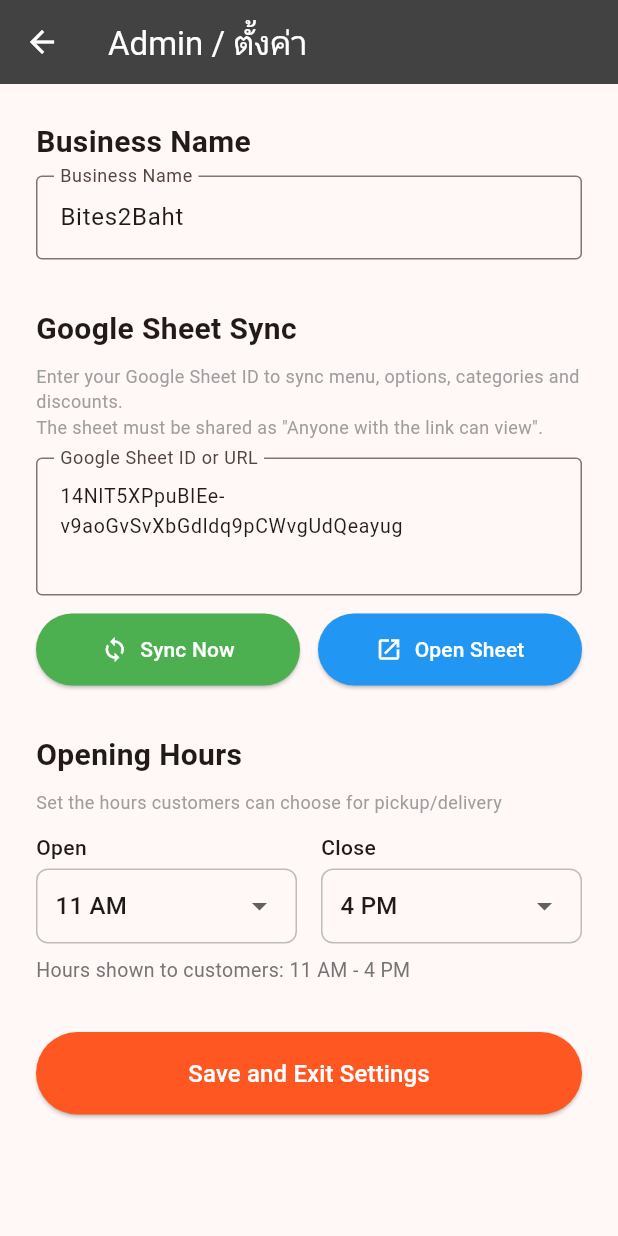
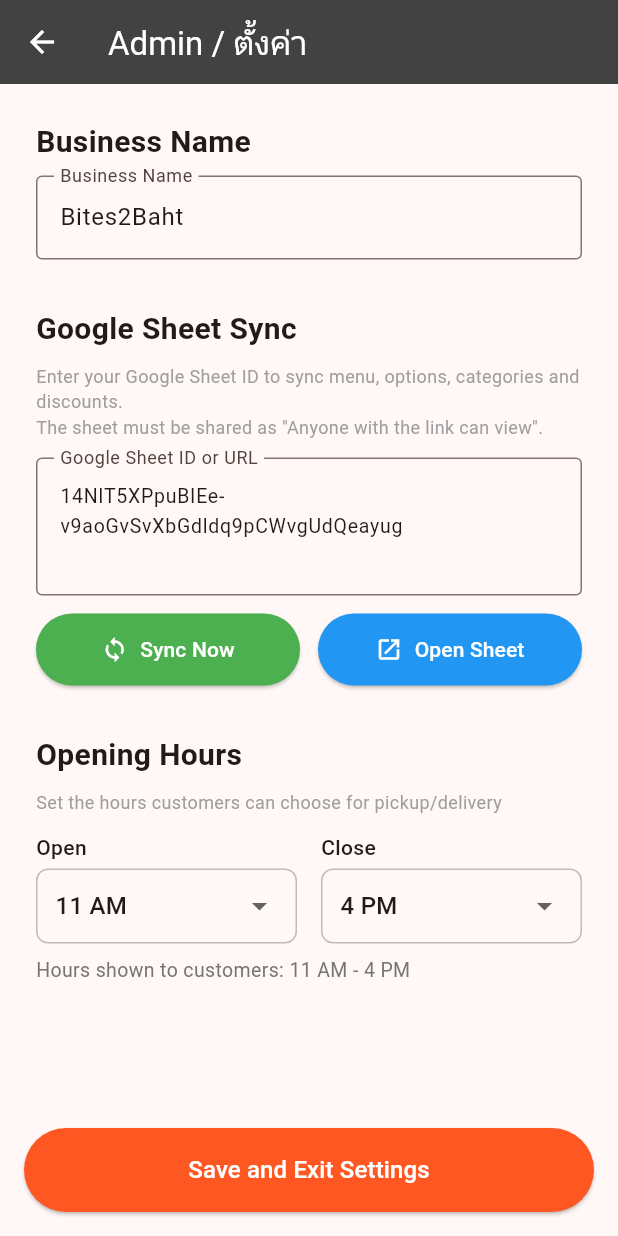
Before and after one commit to anirudhatalmale6-alt/pizza-order-app, a Flutter app: the AdminScreen screen opened directly, on a phone screen of 412 x 824 dp. Run offline on Flutter 3.47's test engine with Material 3 defaults, Android fonts, the phone set to English and light mode, and no system bars; our stand-ins replace csv, hive, hive_flutter, image_picker, share_plus, shared_preferences; accounts and stored records are empty; network calls fail.

Commit message:
Pin Save button at bottom of admin screen, always visible

```diff
--- a/lib/screens/admin_screen.dart
+++ b/lib/screens/admin_screen.dart
@@ -22,17 +22,31 @@ class _AdminScreenState extends State<AdminScreen> {
         backgroundColor: Colors.grey.shade800,
         foregroundColor: Colors.white,
       ),
-      body: _SettingsTab(key: _settingsKey, onSave: () async {
-        await _settingsKey.currentState?._saveAll();
-        if (context.mounted) Navigator.of(context).pop();
-      }),
+      body: _SettingsTab(key: _settingsKey),
+      bottomNavigationBar: Padding(
+        padding: const EdgeInsets.all(16),
+        child: SizedBox(
+          height: 56,
+          child: ElevatedButton(
+            onPressed: () async {
+              await _settingsKey.currentState?._saveAll();
+              if (context.mounted) Navigator.of(context).pop();
+            },
+            style: ElevatedButton.styleFrom(
+              backgroundColor: Colors.deepOrange,
+              foregroundColor: Colors.white,
+              padding: const EdgeInsets.symmetric(vertical: 16),
+            ),
+            child: const Text('Save and Exit Settings', style: TextStyle(fontSize: 16)),
+          ),
+        ),
+      ),
     );
   }
 }
 
 class _SettingsTab extends StatefulWidget {
-  final VoidCallback? onSave;
-  const _SettingsTab({super.key, this.onSave});
+  const _SettingsTab({super.key});
 
   @override
   State<_SettingsTab> createState() => _SettingsTabState();
@@ -289,20 +303,7 @@ class _SettingsTabState extends State<_SettingsTab> {
           style: TextStyle(color: Colors.grey.shade600, fontSize: 13),
         ),
 
-        const SizedBox(height: 32),
-        SizedBox(
-          width: double.infinity,
-          child: ElevatedButton(
-            onPressed: widget.onSave,
-            style: ElevatedButton.styleFrom(
-              backgroundColor: Colors.deepOrange,
-              foregroundColor: Colors.white,
-              padding: const EdgeInsets.symmetric(vertical: 16),
-            ),
-            child: const Text('Save and Exit Settings', style: TextStyle(fontSize: 16)),
-          ),
-        ),
-        const SizedBox(height: 32),
+        const SizedBox(height: 16),
       ],
     );
   }
```
Also changed, not shown: 3 other files.
